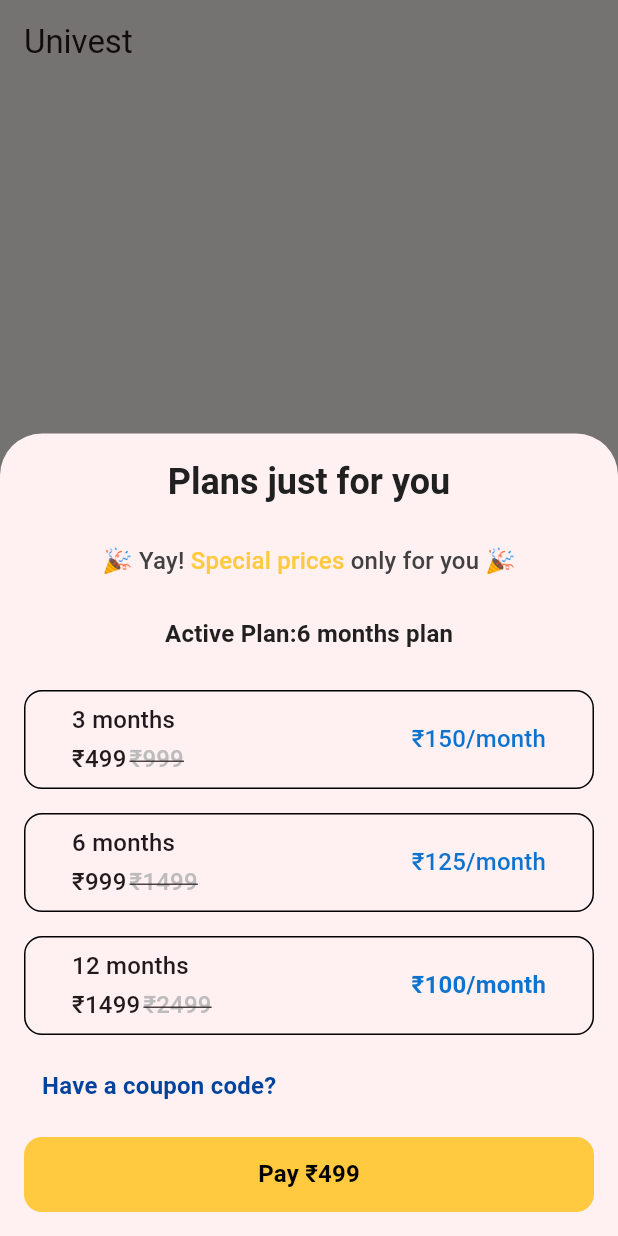
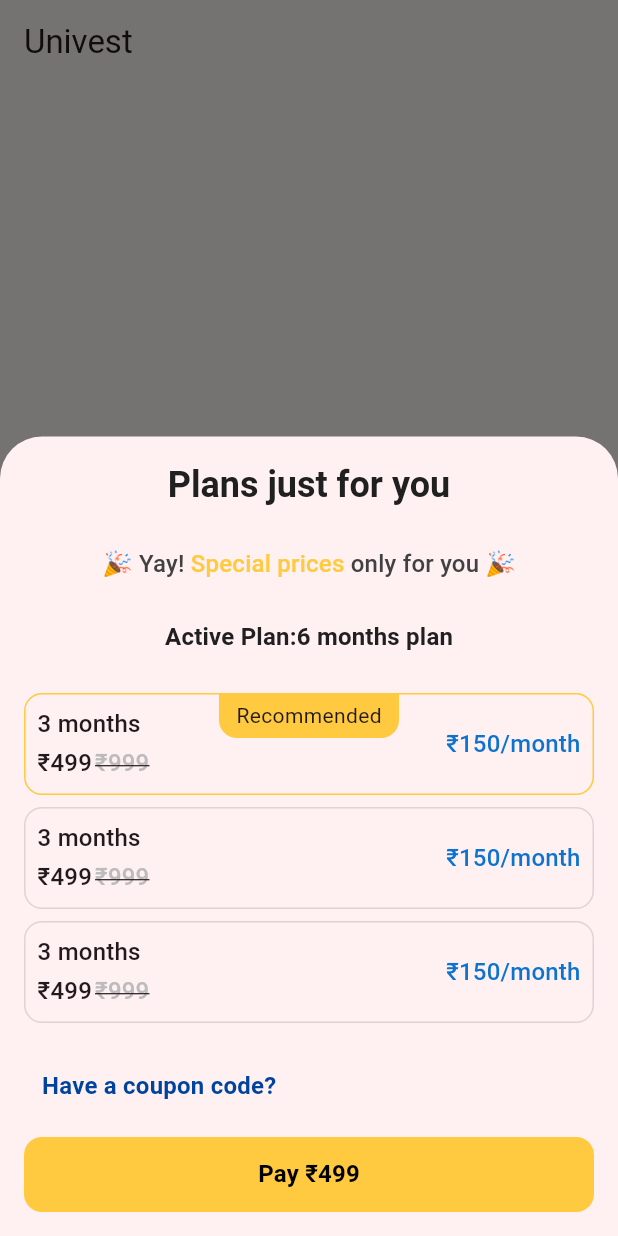
Before and after one commit to Abheek-univest/UI_test_1, a Flutter app: the screen it shows after launch, after a tap on "PLANS", on a phone screen of 412 x 824 dp. Run offline on Flutter 3.47's test engine with Material 2 defaults, Android fonts, the phone set to English and light mode, and no system bars.

Commit message:
first commit

```diff
--- a/lib/main.dart
+++ b/lib/main.dart
@@ -19,6 +19,7 @@ class BottomSheetApp extends StatelessWidget {
     );
   }
 }
+
 class plans extends StatefulWidget {
   const plans({super.key});
 
@@ -27,17 +28,23 @@ class plans extends StatefulWidget {
 }
 
 class _plansState extends State<plans> {
-  String cost='';
+  String cost = '';
+  bool p = true;
+  late Color colour;
+
+  List dataList = [true, false, false];
   @override
   Widget build(BuildContext context) {
     return Center(
       child: ElevatedButton(
         child: const Text('PLANS'),
-        onPressed: () { cost='₹499';
+        onPressed: () {
+          cost = '₹499';
+          colour = const Color(0xffffca3f);
           showModalBottomSheet(
               context: context,
               isScrollControlled: true,
-    builder: ( BuildContext context ) {
+              builder: (BuildContext context) {
                 return StatefulBuilder(
                   builder: (BuildContext context, StateSetter setState) {
                     return Container(
@@ -47,196 +54,112 @@ class _plansState extends State<plans> {
                         mainAxisSize: MainAxisSize.min,
                         children: <Widget>[
                           Text('Plans just for you',
-                    style: Theme.of(context).textTheme.headlineSmall?.merge(const TextStyle(fontWeight: FontWeight.bold,color:Color(0xff202020)))),
+                              style: Theme.of(context)
+                                  .textTheme
+                                  .headlineSmall
+                                  ?.merge(const TextStyle(
+                                      fontWeight: FontWeight.bold,
+                                      color: Color(0xff202020)))),
                           const SizedBox(height: 25),
-                  RichText(text:TextSpan(text:'🎉',
-                    style: Theme.of(context).textTheme.titleMedium?.merge(const TextStyle(color:Color(0xff414141))),
+                          RichText(
+                            text: TextSpan(
+                              text: '🎉',
+                              style: Theme.of(context)
+                                  .textTheme
+                                  .titleMedium
+                                  ?.merge(const TextStyle(
+                                      color: Color(0xff414141))),
                               children: const <TextSpan>[
-                      TextSpan(text: ' Yay!',),
-                      TextSpan(text: ' Special prices',
-                          style: TextStyle(color:Color(0xffffca3f))),
-                      TextSpan(text: ' only for you',),
-                      TextSpan(text: ' 🎉',),],),),
-                  const SizedBox(height: 25),
-                  Text('Active Plan:6 months plan',
-                    style: Theme.of(context).textTheme.titleMedium?.merge(const TextStyle(fontWeight: FontWeight.bold,color:Color(0xff202020)))),
-                  const SizedBox(height: 25),
-                  SizedBox(
-                    height:66, //height of button
-                    width:double.infinity,
-                    child: OutlinedButton(
-                      style: OutlinedButton.styleFrom(
-                          shape: RoundedRectangleBorder(
-                            borderRadius: BorderRadius.circular(12),),
-                          side: const BorderSide(
-                            width: 1.0,
-                            color:Color(0xff000000),
-                          )),
-                      onPressed: (){setState(() {cost='₹499';});},
-                      child:Padding(
-                        padding: const EdgeInsets.all(8.0),
-                        child: Row(
-                          mainAxisAlignment: MainAxisAlignment.spaceBetween,
-                        children: [
-                          Column(
-                            crossAxisAlignment: CrossAxisAlignment.start,
-                            children: [
-                              Text(
-                                '3 months',
-                                style: Theme.of(context).textTheme.titleMedium,
+                                TextSpan(
+                                  text: ' Yay!',
                                 ),
-                              const SizedBox(height: 2),
-                              Row(
-                                mainAxisAlignment: MainAxisAlignment.spaceBetween,
-                                children: [
-                                  Text(
-                                    '₹499',
-                                    style: Theme.of(context).textTheme.titleMedium,
+                                TextSpan(
+                                    text: ' Special prices',
+                                    style: TextStyle(color: Color(0xffffca3f))),
+                                TextSpan(
+                                  text: ' only for you',
                                 ),
-                                  const SizedBox(width: 2,),
-                                  Text(
-                                    '₹999',
-                                    style:
-                                    Theme.of(context).textTheme.titleMedium?.merge(const TextStyle(decoration: TextDecoration.lineThrough,
-                                      color: Color(0xffbcbcbc),),),
-                                  ),
-                                ],
-                              ),
-                            ],
-                          ),
-                          Align( alignment: FractionalOffset.centerRight,
-                            child: Text(
-                              '₹150/month',
-                              style: Theme.of(context).textTheme.titleMedium?.merge(const TextStyle(color: Color(0xff0d73ce))),
-                              textAlign:TextAlign.right,
-                            ),
+                                TextSpan(
+                                  text: ' 🎉',
                                 ),
                               ],
                             ),
                           ),
-                  ),),
-                  const SizedBox(height: 16),
-                  SizedBox(
-                    height:66, //height of button
-                    width:double.infinity,
-                    child: OutlinedButton(
-                      style: OutlinedButton.styleFrom(
-                          shape: RoundedRectangleBorder(
-                            borderRadius: BorderRadius.circular(12),
-                          ),
-                          side: const BorderSide(
-                            width: 1.0,
-                            color:Color(0xff000000),
-                          )),
-                      onPressed: (){setState(() {cost='₹999';});},
-                      child:Padding(
-                        padding: const EdgeInsets.all(8.0),
-                        child: Row(
-                          mainAxisAlignment: MainAxisAlignment.spaceBetween,
+                          const SizedBox(height: 25),
+                          Text('Active Plan:6 months plan',
+                              style: Theme.of(context)
+                                  .textTheme
+                                  .titleMedium
+                                  ?.merge(const TextStyle(
+                                      fontWeight: FontWeight.bold,
+                                      color: Color(0xff202020)))),
+                          const SizedBox(height: 25),
+                          ListView.builder(
+                              itemCount: dataList.length,
+                              shrinkWrap: true,
+                              itemBuilder: (context, index) {
+                                return Padding(
+                                  padding: const EdgeInsets.only(bottom: 8.0),
+                                  child: GestureDetector(
+                                    onTap: () {
+                                      setState(() {
+                                        dataList[dataList.indexWhere(
+                                            (element) =>
+                                                element == true)] = false;
+                                        dataList[index] = true;
+                                        // cost='₹499';p1=true;p2=false;p3=false;colour=p1?const Color(0xffffca3f):const Color(0xffbcbcbc);
+                                      });
+                                    },
+                                    child: Stack(
                                       children: [
-                            Column(
-                              crossAxisAlignment: CrossAxisAlignment.start,
-                              children: [
-                                Text(
-                                  '6 months',
-                                  style: Theme.of(context).textTheme.titleMedium,
-                                ),
-                                const SizedBox(height: 2),
-                                Row(
-                                  mainAxisAlignment: MainAxisAlignment.spaceBetween,
-                                  children: [
-                                    Text(
-                                      '₹999',
-                                      style: Theme.of(context).textTheme.titleMedium,
-                                    ),
-                                    const SizedBox(width: 2,),
-                                    Text(
-                                      '₹1499',
-                                      style:Theme.of(context).textTheme.titleMedium?.merge(const TextStyle(decoration: TextDecoration.lineThrough,
-                                        color: Color(0xffbcbcbc),),)
-                                    ),
-                                  ],
-                                ),
-                              ],
-                            ),
-                            Align( alignment: FractionalOffset.centerRight,
-                              child: Text(
-                                '₹125/month',
-                                style: Theme.of(context).textTheme.titleMedium?.merge(const TextStyle(color: Color(0xff0d73ce))),
+                                        PlanWidget(dataList: dataList, colour: colour,index: index,),
+                                        (index == 0)
+                                            ? Center(
+                                                child: Container(
+                                                height: 30,
+                                                width: 120,
+                                                decoration:
+                                                    const BoxDecoration(
+                                                  color: Color(0xffffca3f),
+                                                  borderRadius:
+                                                      BorderRadius.only(
+                                                    bottomLeft:
+                                                        Radius.circular(12),
+                                                    bottomRight:
+                                                        Radius.circular(12),
                                                   ),
                                                 ),
+                                                child: const Center(
+                                                  child: Text("Recommended"),
+                                                ),
+                                              ))
+                                            : SizedBox()
                                       ],
                                     ),
                                   ),
-                  ),),
-                  const SizedBox(height: 16),
-                  SizedBox(
-                    height:66, //height of button
-                    width:double.infinity,
-                    child: OutlinedButton(
-                      style: OutlinedButton.styleFrom(
-                          shape: RoundedRectangleBorder(
-                            borderRadius: BorderRadius.circular(12),
-                          ),
-                          side: const BorderSide(
-                            width: 1.0,
-                            color:Color(0xff000000),
-                          )),
-                      onPressed: (){setState(() {cost='₹1499';});},
-                      child:Padding(
-                        padding: const EdgeInsets.all(8.0),
-                        child: Row(
-                          mainAxisAlignment: MainAxisAlignment.spaceBetween,
-                          children: [
-                            Column(
-                              crossAxisAlignment: CrossAxisAlignment.start,
-                              children: [
-                                Text(
-                                  '12 months',
-                                  style: Theme.of(context).textTheme.titleMedium,
-                                ),
-                                const SizedBox(height: 2),
-                                Row(
-                                  children: [
-                                    Text(
-                                      '₹1499',
-                                      style: Theme.of(context).textTheme.titleMedium,
-                                    ),
-                                    const SizedBox(width: 2,),
-                                    Text(
-                                      '₹2499',
-                                      style: Theme.of(context).textTheme.titleMedium?.merge(const TextStyle(decoration: TextDecoration.lineThrough,
-                                        color: Color(0xffbcbcbc),),),
-                                    ),
-                                  ],
-                                ),
-                              ],
-                            ),
-                            Align( alignment: FractionalOffset.centerRight,
-                              child: Text(
-                                '₹100/month',
-                                style: Theme.of(context).textTheme.titleMedium?.merge(const TextStyle(color: Color(0xff0d73ce),fontWeight: FontWeight.bold)),
-                                textAlign:TextAlign.right,
-                              ),
-                            ),
-                          ],
-                        ),
-                      )),
-                  ),
+                                );
+                              }),
                           const SizedBox(height: 10),
                           Align(
                             alignment: Alignment.centerLeft,
                             child: TextButton(
-                      child: Text('Have a coupon code?',
-                        style: Theme.of(context).textTheme.titleMedium?.merge(const TextStyle(color: Color(0xff00439d),fontWeight: FontWeight.bold)),
-                        textAlign: TextAlign.left,),
+                              child: Text(
+                                'Have a coupon code?',
+                                style: Theme.of(context)
+                                    .textTheme
+                                    .titleMedium
+                                    ?.merge(const TextStyle(
+                                        color: Color(0xff00439d),
+                                        fontWeight: FontWeight.bold)),
+                                textAlign: TextAlign.left,
+                              ),
                               onPressed: () {},
                             ),
                           ),
                           const SizedBox(height: 10),
                           SizedBox(
-                    height:50, //height of button
-                    width:double.infinity,
+                            height: 50, //height of button
+                            width: double.infinity,
                             child: ElevatedButton(
                               style: ElevatedButton.styleFrom(
                                 shape: RoundedRectangleBorder(
@@ -244,21 +167,131 @@ class _plansState extends State<plans> {
                                 ),
                                 backgroundColor: const Color(0xffffca3f),
                                 foregroundColor: Colors.black,
-                          elevation: 0,),
-                      child:Text('Pay $cost',
-                          style: Theme.of(context).textTheme.titleMedium?.merge(const TextStyle(color: Color(0xff000000),fontWeight: FontWeight.bold)),
+                                elevation: 0,
                               ),
-                      onPressed: () => Navigator.pop(context),),
+                              child: Text(
+                                'Pay $cost',
+                                style: Theme.of(context)
+                                    .textTheme
+                                    .titleMedium
+                                    ?.merge(const TextStyle(
+                                        color: Color(0xff000000),
+                                        fontWeight: FontWeight.bold)),
+                              ),
+                              onPressed: () => Navigator.pop(context),
+                            ),
                           ),
                         ],
                       ),
                     );
-            } ,
+                  },
                 );
-          }
-          );
+              });
         },
       ),
     );
   }
 }
+
+class PlanWidget extends StatelessWidget {
+  const PlanWidget({
+    super.key,
+    required this.dataList,
+    required this.colour,
+    required this.index,
+  });
+
+  final List dataList;
+  final Color colour;
+  final int index;
+
+  @override
+  Widget build(BuildContext context) {
+    return Container(
+      height: 68, //height of button
+      width: double.infinity,
+      decoration: BoxDecoration(
+          borderRadius:
+              const BorderRadius.all(
+                  Radius.circular(12)),
+          border: Border.all(
+              color: dataList[index]
+                  ? colour
+                  : Colors.black12,
+              width: 1.0)),
+      child: Padding(
+        padding:
+            const EdgeInsets.all(8.0),
+        child: Row(
+          mainAxisAlignment:
+              MainAxisAlignment
+                  .spaceBetween,
+          children: [
+            Column(
+              crossAxisAlignment:
+                  CrossAxisAlignment
+                      .start,
+              children: [
+                Text(
+                  '3 months',
+                  style: Theme.of(context)
+                      .textTheme
+                      .titleMedium,
+                ),
+                const SizedBox(height: 2),
+                Row(
+                  mainAxisAlignment:
+                      MainAxisAlignment
+                          .spaceBetween,
+                  children: [
+                    Text(
+                      '₹499',
+                      style: Theme.of(
+                              context)
+                          .textTheme
+                          .titleMedium,
+                    ),
+                    const SizedBox(
+                      width: 2,
+                    ),
+                    Text(
+                      '₹999',
+                      style:
+                          Theme.of(
+                                  context)
+                              .textTheme
+                              .titleMedium
+                              ?.merge(
+                                const TextStyle(
+                                  decoration:
+                                      TextDecoration.lineThrough,
+                                  color: Color(
+                                      0xffbcbcbc),
+                                ),
+                              ),
+                    ),
+                  ],
+                ),
+              ],
+            ),
+            Align(
+              alignment: FractionalOffset
+                  .centerRight,
+              child: Text(
+                '₹150/month',
+                style: Theme.of(context)
+                    .textTheme
+                    .titleMedium
+                    ?.merge(const TextStyle(
+                        color: Color(
+                            0xff0d73ce))),
+                textAlign:
+                    TextAlign.right,
+              ),
+            ),
+          ],
+        ),
+      ),
+    );
+  }
+}
```
Lines whose indentation alone changed are shown as unchanged.
